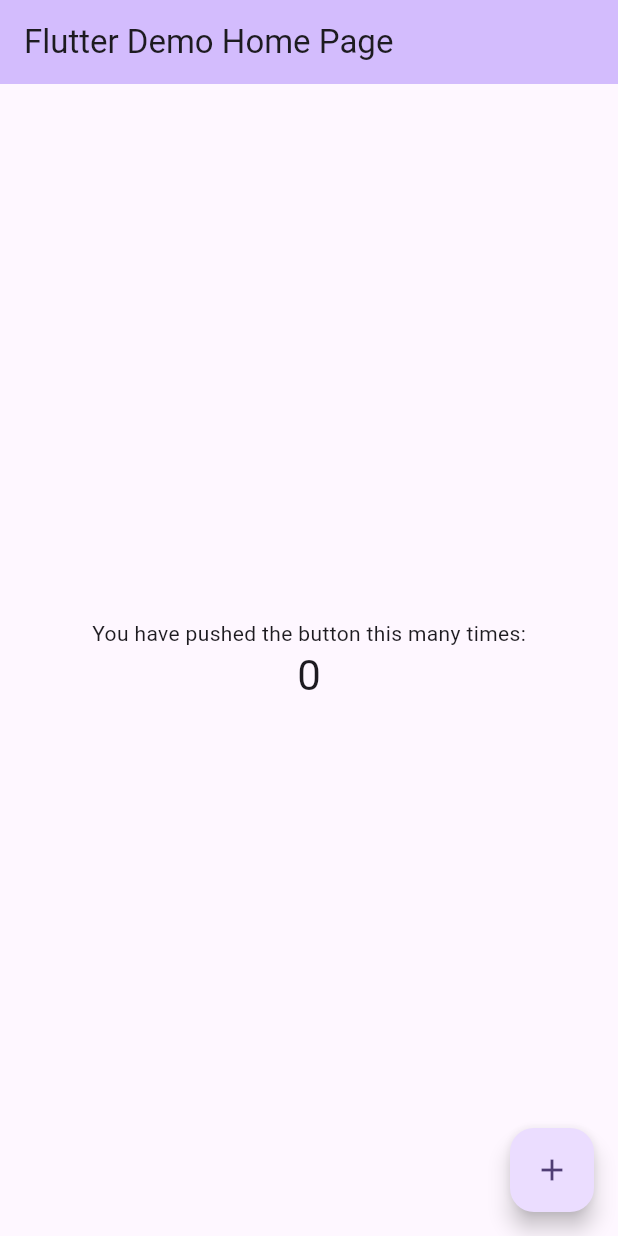
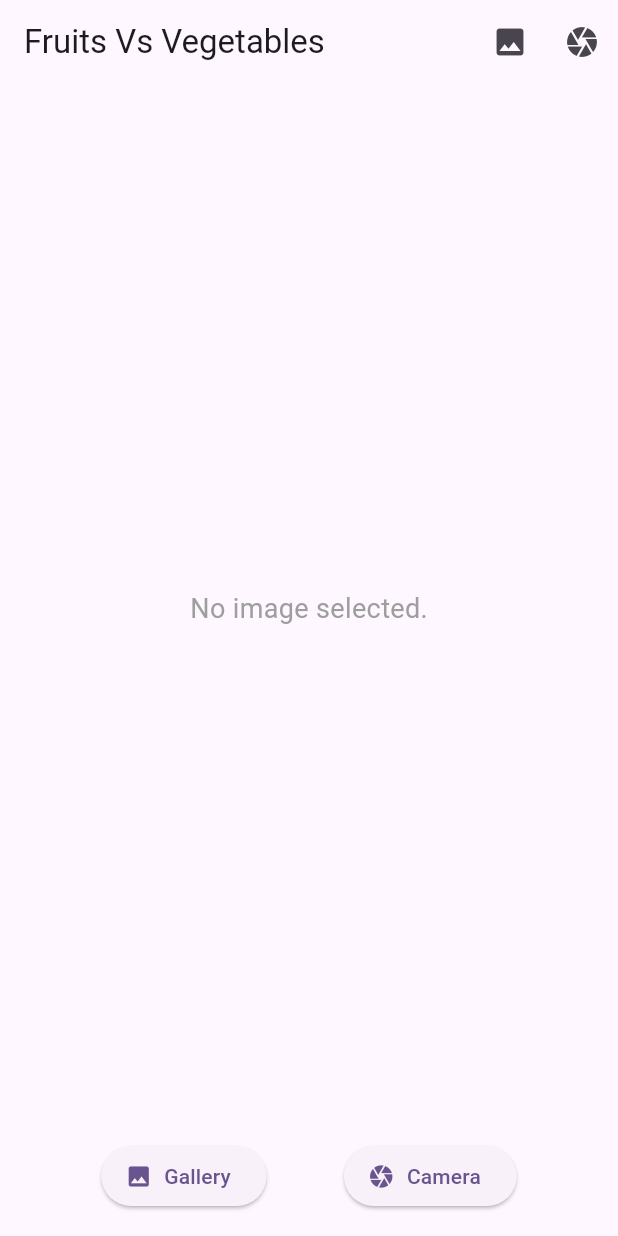
Before and after one commit to SubhasreeCodes/flutter_fruits_and_vegetables, a Flutter app: the screen it shows after launch, on a phone screen of 412 x 824 dp. Run offline on Flutter 3.47's test engine with Material 3 defaults, Android fonts, the phone set to English and light mode, and no system bars; our stand-ins replace image_picker.

Commit message:
Home Screen Added

```diff
--- a/lib/main.dart
+++ b/lib/main.dart
@@ -1,4 +1,5 @@
 import 'package:flutter/material.dart';
+import 'package:flutter_fruits_and_vegetables/screens/HomeScreen.dart';
 
 void main() {
   runApp(const MyApp());
@@ -31,7 +32,8 @@ class MyApp extends StatelessWidget {
         colorScheme: ColorScheme.fromSeed(seedColor: Colors.deepPurple),
         useMaterial3: true,
       ),
-      home: const MyHomePage(title: 'Flutter Demo Home Page'),
+      // home: const MyHomePage(title: 'Flutter Demo Home Page'),
+      home: const HomeScreen(),
     );
   }
 }
--- /dev/null
+++ b/lib/screens/HomeScreen.dart
@@ -0,0 +1,83 @@
+import 'dart:io';
+import 'package:flutter/material.dart';
+import 'package:image_picker/image_picker.dart';
+class HomeScreen extends StatefulWidget {
+  const HomeScreen({super.key});
+  @override
+  _HomeScreenState createState() => _HomeScreenState();
+}
+class _HomeScreenState extends State<HomeScreen> {
+  File? _selectedImage;
+  Future<void> pickImage(ImageSource source) async {
+    final picker = ImagePicker();
+    final pickedFile = await picker.pickImage(source: source);
+    if (pickedFile != null) {
+      setState(() {
+        _selectedImage = File(pickedFile.path);
+      });
+    } else {
+      // Handle the case when no image is selected or captured.
+      ScaffoldMessenger.of(context).showSnackBar(
+        SnackBar(content: Text('No image selected.')),
+      );
+    }
+  }
+  @override
+  Widget build(BuildContext context) {
+    return Scaffold(
+      appBar: AppBar(
+        title: const Text("Fruits Vs Vegetables"),
+        actions: [
+          IconButton(
+              icon: Icon(Icons.photo),
+              onPressed: () => pickImage(ImageSource.gallery)
+          ),
+          IconButton(
+              icon: Icon(Icons.camera),
+              onPressed: () => pickImage(ImageSource.camera)
+          ),
+        ],
+      ),
+      body: Padding(
+        padding: const EdgeInsets.all(16.0),
+        child: Column(
+          crossAxisAlignment: CrossAxisAlignment.center,
+          children: [
+            // Image Preview
+            Expanded(
+              child: _selectedImage != null
+                  ? Image.file(
+                _selectedImage!,
+                fit: BoxFit.cover,
+                width: double.infinity,
+              )
+                  : Center(
+                child: Text(
+                  "No image selected.",
+                  style: TextStyle(fontSize: 18, color: Colors.grey),
+                ),
+              ),
+            ),
+            const SizedBox(height: 20),
+            // Buttons for Picking Image
+            Row(
+              mainAxisAlignment: MainAxisAlignment.spaceEvenly,
+              children: [
+                ElevatedButton.icon(
+                  onPressed: () => pickImage(ImageSource.gallery),
+                  icon: const Icon(Icons.photo),
+                  label: const Text("Gallery"),
+                ),
+                ElevatedButton.icon(
+                  onPressed: () => pickImage(ImageSource.camera),
+                  icon: const Icon(Icons.camera),
+                  label: const Text("Camera"),
+                ),
+              ],
+            ),
+          ],
+        ),
+      ),
+    );
+  }
+}
```
Also changed, not shown: 2 other files.
